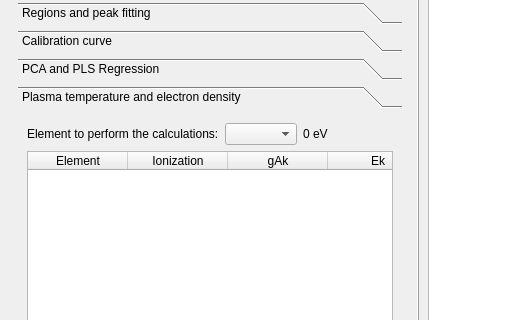
First picture: the form in pic/libssa.ui, repository kstenio/libssa, before the edit; both pictures show x 0 to 526 and y 91 to 411 of the 1216 by 684 pixel window.
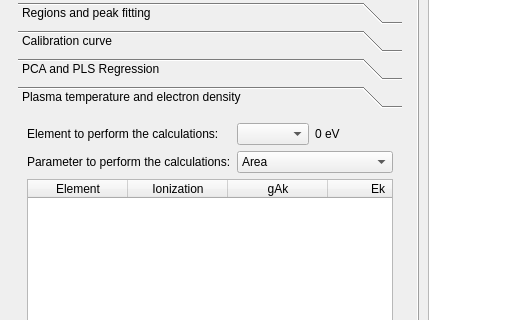
Second picture: the form after the edit. The open tabs and pages were chosen to show the change. Icons and pictures are not drawn. Custom widgets are drawn as their Qt base class.

Patch:
```diff
--- a/pic/libssa.ui
+++ b/pic/libssa.ui
@@ -1776,14 +1776,16 @@
             </attribute>
             <layout class="QVBoxLayout" name="verticalLayout_2">
              <item>
-              <layout class="QHBoxLayout" name="horizontalLayout_11">
-               <item>
+              <layout class="QGridLayout" name="gridLayout_7">
+               <item row="0" column="0">
                 <widget class="QLabel" name="p6lB1">
                  <property name="text">
                   <string>Element to perform the calculations:</string>
                  </property>
                 </widget>
                </item>
+               <item row="0" column="1">
+                <layout class="QHBoxLayout" name="horizontalLayout_11">
                <item>
                 <widget class="QComboBox" name="p6cB1"/>
                </item>
@@ -1802,6 +1804,29 @@
                </item>
               </layout>
              </item>
+               <item row="1" column="0">
+                <widget class="QLabel" name="p6lB3">
+                 <property name="text">
+                  <string>Parameter to perform the calculations:</string>
+                 </property>
+                </widget>
+               </item>
+               <item row="1" column="1">
+                <widget class="QComboBox" name="p6cB2">
+                 <item>
+                  <property name="text">
+                   <string>Area</string>
+                  </property>
+                 </item>
+                 <item>
+                  <property name="text">
+                   <string>Height</string>
+                  </property>
+                 </item>
+                </widget>
+               </item>
+              </layout>
+             </item>
              <item>
               <widget class="QTableWidget" name="p6tW1">
                <column>
```
Left out of the diff: 38 changed lines with no effect on the pictures. Lines whose indentation alone changed are shown as unchanged.
